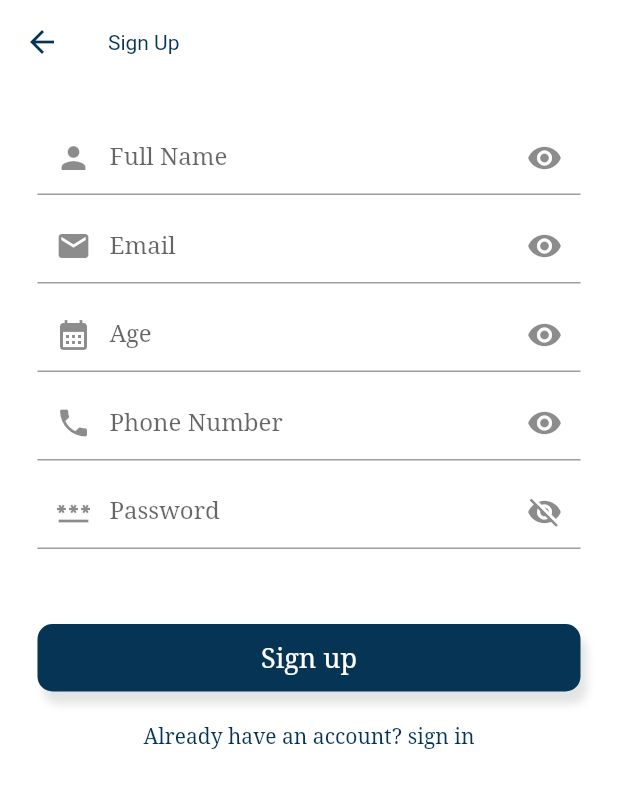
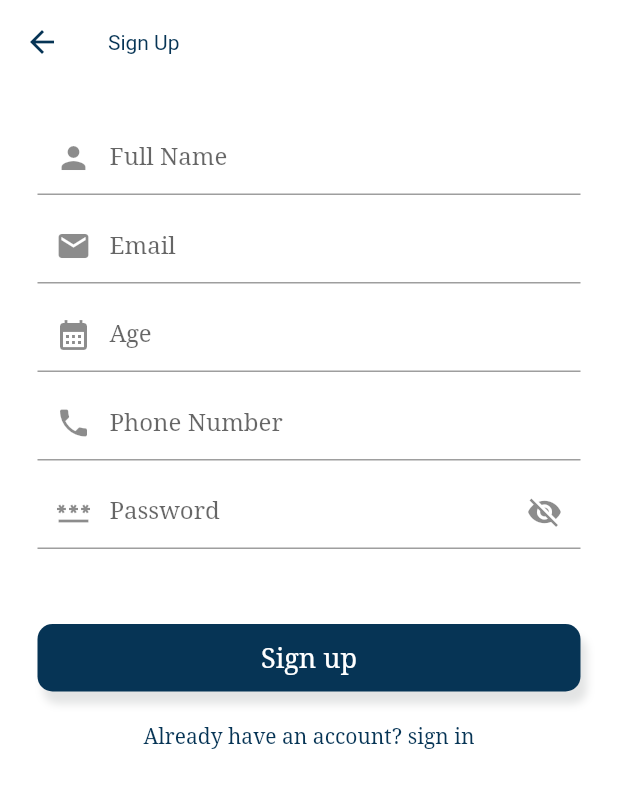
Before and after one commit to ahmedelmwafy/my_guie, a Flutter app: the SignUp screen opened directly, on a phone screen of 412 x 824 dp. Shown: the top 788 px of the screen. Run offline on Flutter 3.47's test engine with Material 2 defaults, Android fonts, the light colour scheme and no system bars; our stand-ins replace dio, firebase_core, flutter_bloc, flutter_svg, fluttertoast, shared_preferences; missing offline and left inert: flutter_barcode_scanner; accounts and stored records are empty.

Commit message:
fix obscure

```diff
--- a/lib/widgets/txt_field.dart
+++ b/lib/widgets/txt_field.dart
@@ -50,7 +50,9 @@ class _CustomTextFieldState extends State<CustomTextField> {
           border: InputBorder.none,
           hintText: widget.hint,
           prefixIcon: Icon(widget.icon),
-          suffixIcon: IconButton(
+          suffixIcon: widget.obscureText == false
+              ? const SizedBox()
+              : IconButton(
                   icon: Icon(
                     _obscureText ? Icons.visibility_off : Icons.visibility,
                   ),
```
Lines whose indentation alone changed are shown as unchanged.
